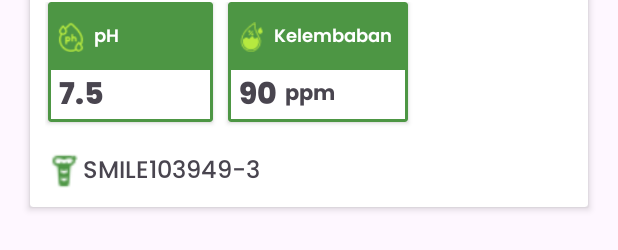
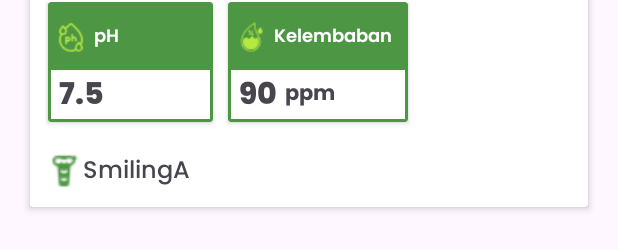
Before and after one commit to PranetaDwi/smilling_app, an Android app: the layout item_sensor_data.xml on its own in the app's theme, with its tools: preview values and no code run, on a phone screen of 412 x 824 dp. Shown: the part 226-476 px from the top of the screen. Run offline under Robolectric (Android 15) with nearby library versions, the phone set to English and light mode, and no system bars.

Commit message:
integration with sensor

```diff
--- a/app/src/main/java/com/example/smilling_app/home/PemilihanHistoryActivity.kt
+++ b/app/src/main/java/com/example/smilling_app/home/PemilihanHistoryActivity.kt
@@ -35,7 +35,7 @@ class PemilihanHistoryActivity : AppCompatActivity() {
         }
 
         // Initialize Firebase database reference
-        database = FirebaseDatabase.getInstance().getReference("dataDummy")
+        database = FirebaseDatabase.getInstance().getReference("data")
         database.addValueEventListener(object : ValueEventListener {
             override fun onDataChange(snapshot: DataSnapshot) {
                 dataList.clear() // Clear the list to avoid duplicates
--- a/app/src/main/res/layout/item_sensor_data.xml
+++ b/app/src/main/res/layout/item_sensor_data.xml
@@ -390,7 +390,7 @@
                     android:layout_below="@id/row_2"
                     android:id="@+id/deviceCek"
                     android:layout_toRightOf="@+id/icon_sensor"
-                    android:text="SMILE103949-3"
+                    android:text="SmilingA"
                     android:fontFamily="@font/poppins_medium"
                     android:textSize="16sp"
                     android:layout_marginTop="10dp"/>
```
